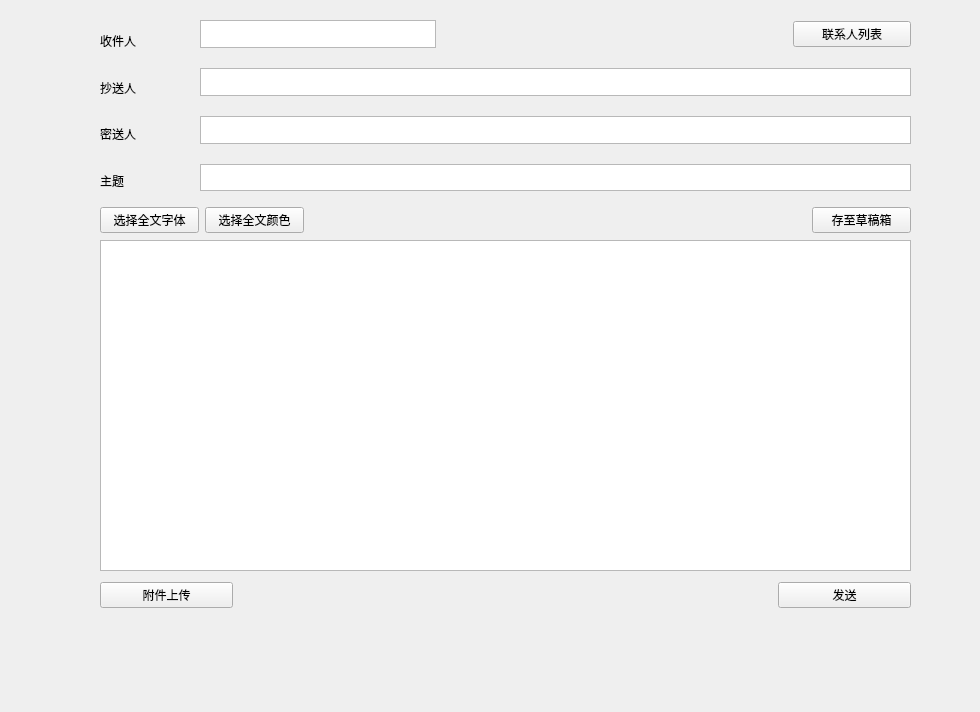
SecretMG/Flower-Mail, file final/Flower-Mail9.13Combinedver0.7/writeletterwindow.ui: the form before one commit.
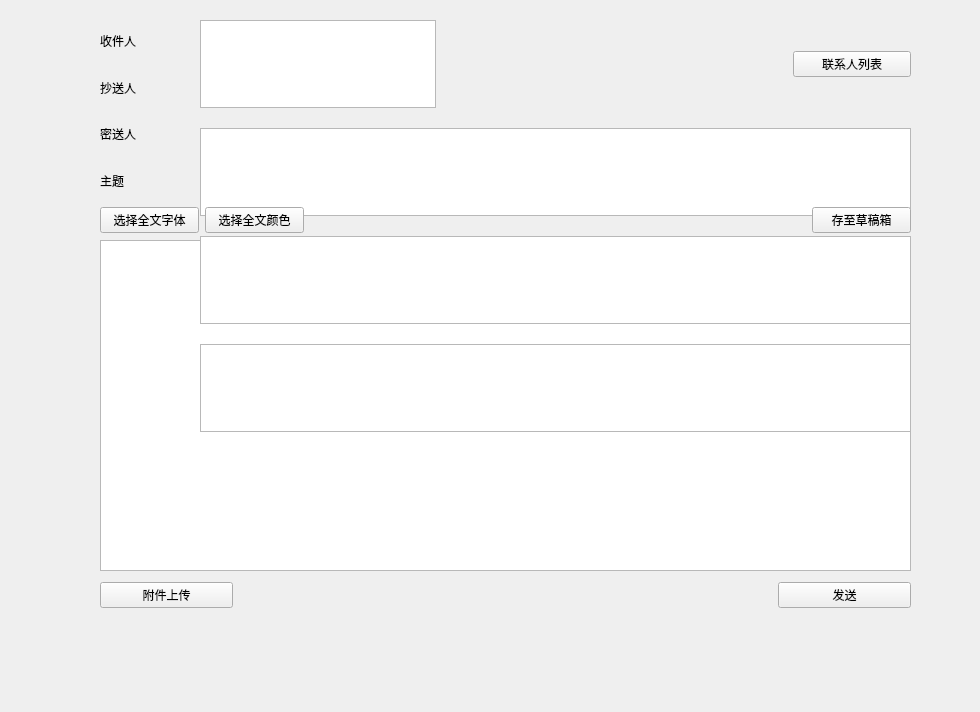
The form after the commit.

Patch:
```diff
--- a/final/Flower-Mail9.13Combinedver0.7/writeletterwindow.ui
+++ b/final/Flower-Mail9.13Combinedver0.7/writeletterwindow.ui
@@ -70,7 +70,7 @@
       <x>200</x>
       <y>20</y>
       <width>711</width>
-      <height>171</height>
+      <height>412</height>
      </rect>
     </property>
     <layout class="QVBoxLayout" name="verticalLayout_2" stretch="0,0,0,0">
@@ -104,12 +104,12 @@
      <item>
       <widget class="QTextEdit" name="LreceivOther"/>
      </item>
-     <item>
-      <widget class="QTextEdit" name="LthemInput"/>
-     </item>
      <item>
       <widget class="QTextEdit" name="LreceiverSecert"/>
      </item>
+     <item>
+      <widget class="QTextEdit" name="LthemInput"/>
+     </item>
     </layout>
    </widget>
    <widget class="QWidget" name="horizontalLayoutWidget_2">
```
